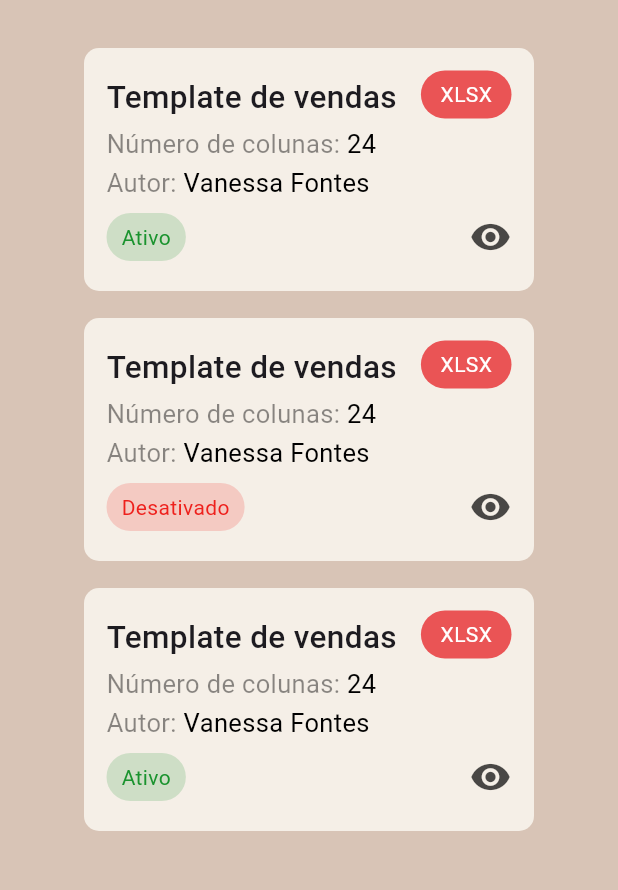
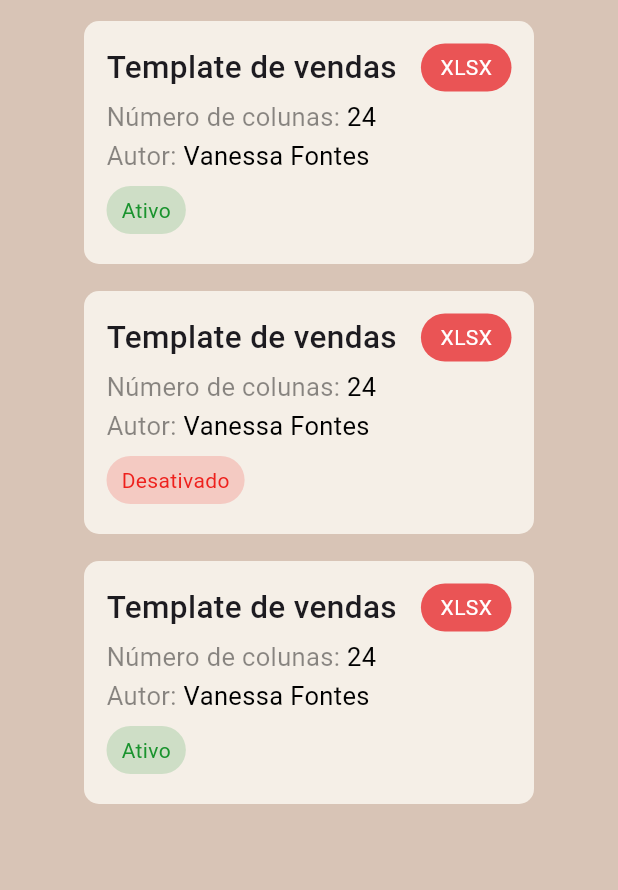
Before and after one commit to vxfontes/projetoValidaQuero, a Flutter app: the InitialScreen screen opened by its route, on a phone screen of 412 x 824 dp, the part 63-953 px from its top. Run offline on Flutter 3.47's test engine with Material 3 defaults, Android fonts, the phone set to English and light mode, and no system bars.

Commit message:
feat: criação de lista de cards

```diff
--- a/lib/components/cards/card_template.dart
+++ b/lib/components/cards/card_template.dart
@@ -19,7 +19,7 @@ class CardTemplate extends StatelessWidget {
   @override
   Widget build(BuildContext context) {
     return Padding(
-      padding: const EdgeInsets.only(top: 18.0),
+      padding: const EdgeInsets.only(bottom: 18.0),
       child: Container(
         height: 162,
         width: 300,
@@ -37,11 +37,11 @@ class CardTemplate extends StatelessWidget {
                 ConstrainedBox(
                   constraints: const BoxConstraints(
                     minWidth: 70,
-                    maxWidth: 200,
-                    minHeight: 26,
-                    maxHeight: 26,
+                    maxWidth: 270,
                   ),
                   child: Text(title,
+                      overflow: TextOverflow.ellipsis,
+                      maxLines: 1,
                       style: const TextStyle(
                           fontSize: 21, fontWeight: FontWeight.w500)),
                 ),
@@ -63,16 +63,10 @@ class CardTemplate extends StatelessWidget {
             Padding(
               padding: const EdgeInsets.only(top: 8.0),
               child: Row(
-                mainAxisAlignment: MainAxisAlignment.spaceBetween,
                 crossAxisAlignment: CrossAxisAlignment.center,
                 children: [
                   ChipAtivoDesativado(
                       label: status, ativo: status == 'Ativo' ? true : false),
-                  const Icon(
-                    Icons.remove_red_eye,
-                    size: 28,
-                    color: Color.fromRGBO(0, 0, 0, 0.7),
-                  )
                 ],
               ),
             )
```
Also changed, not shown: lib/components/texts/texts.dart (+23 -0 lines), lib/screens/templates.dart (added, +35 -0 lines).
